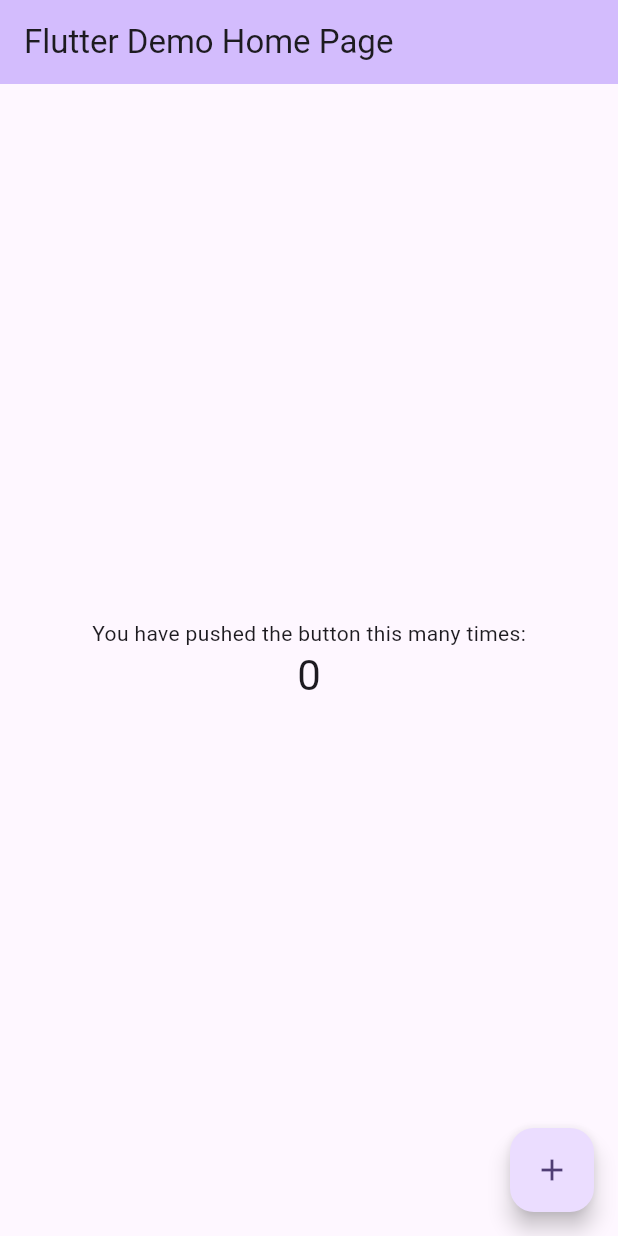
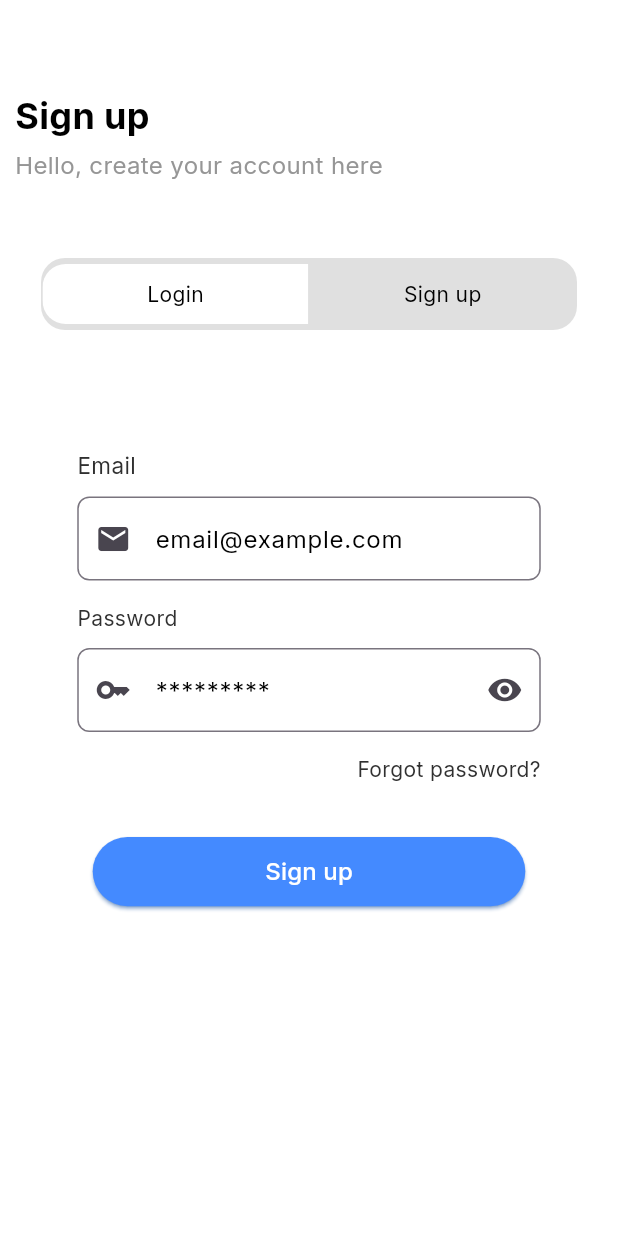
Before and after one commit to AngelArabadzhiev/AsyncChat, a Flutter app: the screen it shows after launch, on a phone screen of 412 x 824 dp. Run offline on Flutter 3.47's test engine with Material 3 defaults, Android fonts, the phone set to English and light mode, and no system bars; our stand-ins replace google_fonts.

Commit message:
Created a basic login page. Working on full version with sign up variant.

```diff
--- /dev/null
+++ b/lib/login_page.dart
@@ -0,0 +1,165 @@
+import 'package:asyncchat/utils/brand_colors.dart';
+import 'package:asyncchat/utils/spaces.dart';
+import 'package:asyncchat/widgets/login_field.dart';
+import 'package:flutter/material.dart';
+import 'package:google_fonts/google_fonts.dart';
+
+const List<Widget> options = <Widget>[Text('Login'), Text('Sign up')];
+
+class LoginPage extends StatefulWidget {
+  const LoginPage({super.key});
+
+  @override
+  State<LoginPage> createState() => _LoginPageState();
+}
+
+class _LoginPageState extends State<LoginPage> {
+  final TextEditingController controllerUsername = TextEditingController();
+  final TextEditingController controllerPassword = TextEditingController();
+  final _formKey = GlobalKey<FormState>();
+  final List<bool> _selectedOptions = <bool>[true, false];
+  bool vertical = false;
+
+  @override
+  Widget build(BuildContext context) {
+    return Scaffold(
+      backgroundColor: BrandColors.backgroundColor,
+      body: Column(
+        children: [
+          Padding(
+            padding: EdgeInsets.only(left: 10, top: 60),
+            child: Align(
+              alignment: Alignment.topLeft,
+              child: Text(
+                "Sign up",
+                style: TextStyle(
+                  color: BrandColors.headingColor,
+                  fontSize: 24,
+                  fontWeight: FontWeight.bold,
+                ),
+              ),
+            ),
+          ),
+          Padding(
+            padding: EdgeInsets.only(left: 10, top: 5),
+            child: Align(
+              alignment: Alignment.topLeft,
+              child: Text(
+                "Hello, create your account here",
+                style: TextStyle(
+                  color: BrandColors.inactiveColor,
+                  fontSize: 16,
+                  fontWeight: FontWeight.normal,
+                ),
+              ),
+            ),
+          ),
+          Padding(
+            padding: EdgeInsets.only(top: 50),
+            child: Container(
+              decoration: BoxDecoration(
+                color: Colors.black12,
+                borderRadius: const BorderRadius.all(Radius.circular(16)),
+              ),
+              child: ToggleButtons(
+                direction: vertical ? Axis.vertical : Axis.horizontal,
+                onPressed: (int index) {
+                  setState(() {
+                    for (int i = 0; i < _selectedOptions.length; i++) {
+                      _selectedOptions[i] = i == index;
+                    }
+                  });
+                },
+                borderRadius: const BorderRadius.all(Radius.circular(16)),
+                selectedBorderColor: Colors.transparent,
+                selectedColor: Colors.black,
+                fillColor: Colors.white,
+                color: Colors.black,
+                borderColor: Colors.transparent,
+                constraints: BoxConstraints(
+                  minHeight: 40.0,
+                  minWidth: (MediaQuery.of(context).size.width * 0.86) / 2,
+                ),
+                isSelected: _selectedOptions,
+                children: options,
+              ),
+            ),
+          ),
+          verticalSpacing(80),
+          Form(
+            key: _formKey,
+            child: SizedBox(
+              width: MediaQuery.of(context).size.width * 0.75,
+              child: Column(
+                children: [
+                  Align(
+                    alignment: Alignment.centerLeft,
+                    child: Text(
+                      'Email',
+                      style: GoogleFonts.inter(
+                        color: BrandColors.textColor,
+                        fontSize: 15,
+                      ),
+                    ),
+                  ),
+                  verticalSpacing(10),
+                  LoginField(
+                    icon: Icon(Icons.mail),
+                    controller: controllerUsername,
+                    type: "email@example.com",
+                    obscureTextEnabled: false,
+                  ),
+                  verticalSpacing(15),
+                  Align(
+                    alignment: Alignment.centerLeft,
+                    child: Text(
+                      'Password',
+                      style: TextStyle(color: BrandColors.textColor),
+                    ),
+                  ),
+                  verticalSpacing(10),
+                  LoginField(
+                    icon: Icon(Icons.key),
+                    secondIcon: Icon(Icons.remove_red_eye),
+                    controller: controllerPassword,
+                    type: "*********",
+                    obscureTextEnabled: true,
+                  ),
+                  verticalSpacing(15),
+                  Align(
+                    alignment: Alignment.centerRight,
+                    child: Text(
+                      'Forgot password?',
+                      style: TextStyle(color: BrandColors.textColor),
+                    ),
+                  ),
+                  verticalSpacing(15),
+                ],
+              ),
+            ),
+          ),
+          verticalSpacing(20),
+          Container(
+            height: MediaQuery.of(context).size.height * 0.056,
+            width: MediaQuery.of(context).size.width * 0.7,
+            decoration: BoxDecoration(borderRadius: BorderRadius.circular(15)),
+            child: ElevatedButton(
+              onPressed: () {
+                //await loginUser(context,controllerUsername,controllerPassword,_formKey,);
+              },
+              style: ElevatedButton.styleFrom(
+                backgroundColor: Colors.blueAccent,
+                shadowColor: BrandColors.buttonColor,
+                foregroundColor: BrandColors.buttonColor
+              ),
+              child: Text(
+                'Sign up',
+                style: GoogleFonts.inter(color: Colors.white, fontSize: 16),
+              ),
+            ),
+          ),
+        ],
+      ),
+    );
+  }
+}
--- a/lib/main.dart
+++ b/lib/main.dart
@@ -1,4 +1,7 @@
+import 'package:asyncchat/login_page.dart';
+import 'package:asyncchat/utils/brand_colors.dart';
 import 'package:flutter/material.dart';
+import 'package:google_fonts/google_fonts.dart';
 
 void main() {
   runApp(const MyApp());
@@ -7,116 +10,30 @@ void main() {
 class MyApp extends StatelessWidget {
   const MyApp({super.key});
 
-  // This widget is the root of your application.
   @override
   Widget build(BuildContext context) {
     return MaterialApp(
-      title: 'Flutter 12',
+      title: 'AsyncChat',
       theme: ThemeData(
-        // This is the theme of your application.
-        //
-        // TRY THIS: Try running your application with "flutter run". You'll see
-        // the application has a purple toolbar. Then, without quitting the app,
-        // try changing the seedColor in the colorScheme below to Colors.green
-        // and then invoke "hot reload" (save your changes or press the "hot
-        // reload" button in a Flutter-supported IDE, or press "r" if you used
-        // the command line to start the app).
-        //
-        // Notice that the counter didn't reset back to zero; the application
-        // state is not lost during the reload. To reset the state, use hot
-        // restart instead.
-        //
-        // This works for code too, not just values: Most code changes can be
-        // tested with just a hot reload.
-        colorScheme: ColorScheme.fromSeed(seedColor: Colors.deepPurple),
+        textTheme: GoogleFonts.interTextTheme(
+          Theme.of(context).textTheme,
+        ),
+        scaffoldBackgroundColor: BrandColors.backgroundColor,
       ),
-      home: const MyHomePage(title: 'Flutter Demo Home Page'),
+      home: const MyHomePage(),
     );
   }
 }
 
 class MyHomePage extends StatefulWidget {
-  const MyHomePage({super.key, required this.title});
-
-  // This widget is the home page of your application. It is stateful, meaning
-  // that it has a State object (defined below) that contains fields that affect
-  // how it looks.
-
-  // This class is the configuration for the state. It holds the values (in this
-  // case the title) provided by the parent (in this case the App widget) and
-  // used by the build method of the State. Fields in a Widget subclass are
-  // always marked "final".
-
-  final String title;
-
+  const MyHomePage({super.key});
   @override
   State<MyHomePage> createState() => _MyHomePageState();
 }
 
 class _MyHomePageState extends State<MyHomePage> {
-  int _counter = 0;
-
-  void _incrementCounter() {
-    setState(() {
-      // This call to setState tells the Flutter framework that something has
-      // changed in this State, which causes it to rerun the build method below
-      // so that the display can reflect the updated values. If we changed
-      // _counter without calling setState(), then the build method would not be
-      // called again, and so nothing would appear to happen.
-      _counter++;
-    });
-  }
-
   @override
   Widget build(BuildContext context) {
-    // This method is rerun every time setState is called, for instance as done
-    // by the _incrementCounter method above.
-    //
-    // The Flutter framework has been optimized to make rerunning build methods
-    // fast, so that you can just rebuild anything that needs updating rather
-    // than having to individually change instances of widgets.
-    return Scaffold(
-      appBar: AppBar(
-        // TRY THIS: Try changing the color here to a specific color (to
-        // Colors.amber, perhaps?) and trigger a hot reload to see the AppBar
-        // change color while the other colors stay the same.
-        backgroundColor: Theme.of(context).colorScheme.inversePrimary,
-        // Here we take the value from the MyHomePage object that was created by
-        // the App.build method, and use it to set our appbar title.
-        title: Text(widget.title),
-      ),
-      body: Center(
-        // Center is a layout widget. It takes a single child and positions it
-        // in the middle of the parent.
-        child: Column(
-          // Column is also a layout widget. It takes a list of children and
-          // arranges them vertically. By default, it sizes itself to fit its
-          // children horizontally, and tries to be as tall as its parent.
-          //
-          // Column has various properties to control how it sizes itself and
-          // how it positions its children. Here we use mainAxisAlignment to
-          // center the children vertically; the main axis here is the vertical
-          // axis because Columns are vertical (the cross axis would be
-          // horizontal).
-          //
-          // TRY THIS: Invoke "debug painting" (choose the "Toggle Debug Paint"
-          // action in the IDE, or press "p" in the console), to see the
-          // wireframe for each widget.
-          mainAxisAlignment: MainAxisAlignment.center,
-          children: <Widget>[
-            const Text('You have pushed the button this many times:'),
-            Text(
-              '$_counter',
-              style: Theme.of(context).textTheme.headlineMedium,
-            ),
-          ],
-        ),
-      ),
-      floatingActionButton: FloatingActionButton(
-        onPressed: _incrementCounter,
-        tooltip: 'Increment',
-        child: const Icon(Icons.add),
-      ), // This trailing comma makes auto-formatting nicer for build methods.
-    );
+    return LoginPage();
   }
 }
--- /dev/null
+++ b/lib/utils/brand_colors.dart
@@ -0,0 +1,10 @@
+import 'package:flutter/material.dart';
+
+class BrandColors {
+  static Color backgroundColor = Color.fromRGBO(255, 255, 255, 100);
+  static Color buttonColor = Color.fromRGBO(37, 126, 245, 100);
+  static Color hyperlinkColor = Color.fromRGBO(255, 163, 147, 100);
+  static Color textColor = Color.fromRGBO(48, 48, 48, 100);
+  static Color inactiveColor = Color.fromRGBO(150, 150, 150, 100);
+  static Color headingColor = Colors.black;
+}
--- /dev/null
+++ b/lib/utils/spaces.dart
@@ -0,0 +1,5 @@
+import 'package:flutter/material.dart';
+
+Widget verticalSpacing(double value) => SizedBox(height: value);
+
+Widget horizontalSpacing(double value) => SizedBox(width: value);
--- /dev/null
+++ b/lib/widgets/login_field.dart
@@ -0,0 +1,48 @@
+
+import 'package:flutter/material.dart';
+
+import '../utils/brand_colors.dart';
+
+class LoginField extends StatelessWidget {
+  final TextEditingController controller;
+  final String type;
+  final bool obscureTextEnabled;
+  final Icon icon;
+  final Icon? secondIcon;
+
+  const LoginField(
+      {super.key,
+        required this.controller,
+        required this.type,
+        required this.obscureTextEnabled, required this.icon, this.secondIcon});
+
+  @override
+  Widget build(BuildContext context) {
+    return TextFormField(
+        style: TextStyle(color: BrandColors.textColor),
+        validator: (value) {
+          if (value != null && value.isNotEmpty && value.length < 5) {
+            return "Your $type must be longer than 5 characters!";
+          } else if (value != null && value.isEmpty) {
+            return "Please type your $type!";
+          }
+          return null;
+        },
+        controller: controller,
+        obscureText: obscureTextEnabled,
+        enableSuggestions: false,
+        autocorrect: false,
+        decoration: InputDecoration(
+          border: OutlineInputBorder(
+            borderRadius: BorderRadius.circular(8),
+          ),
+
+          prefixIcon: icon,
+          suffixIcon: secondIcon,
+          hintText: type,
+          hintStyle: TextStyle(
+              color: Colors.black
+          ),
+        ));
+  }
+}
--- a/pubspec.yaml
+++ b/pubspec.yaml
@@ -34,6 +34,7 @@ dependencies:
   # The following adds the Cupertino Icons font to your application.
   # Use with the CupertinoIcons class for iOS style icons.
   cupertino_icons: ^1.0.8
+  google_fonts: ^6.2.1
 
 dev_dependencies:
   flutter_test:
```
Also changed, not shown: 1 other file.
